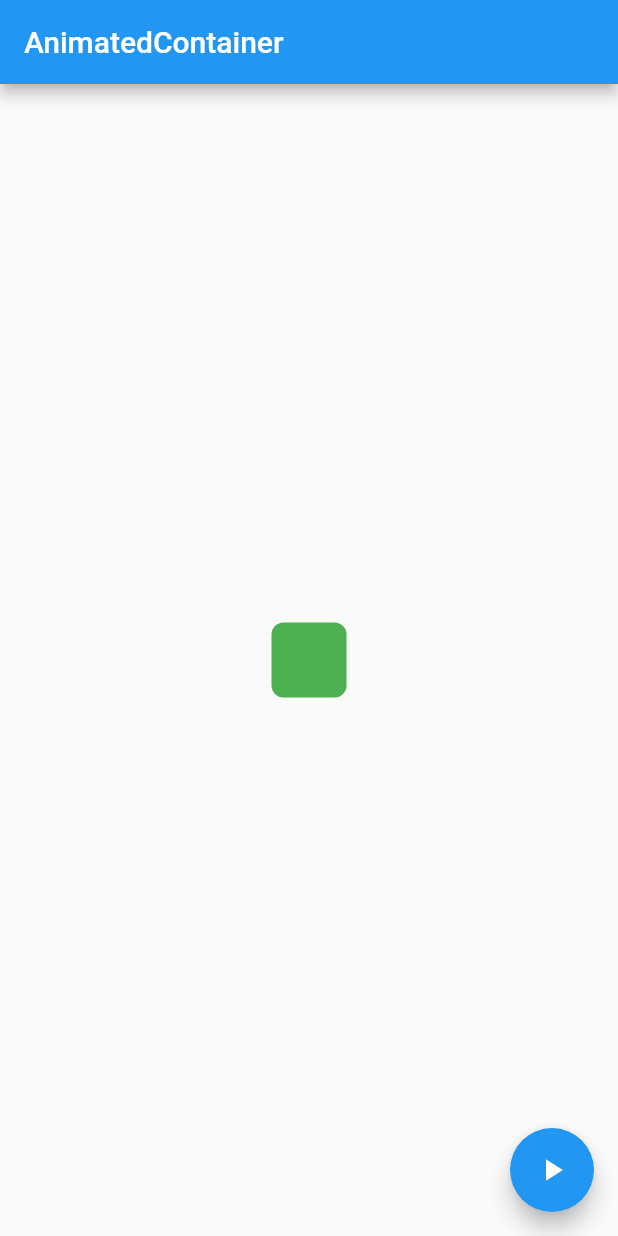
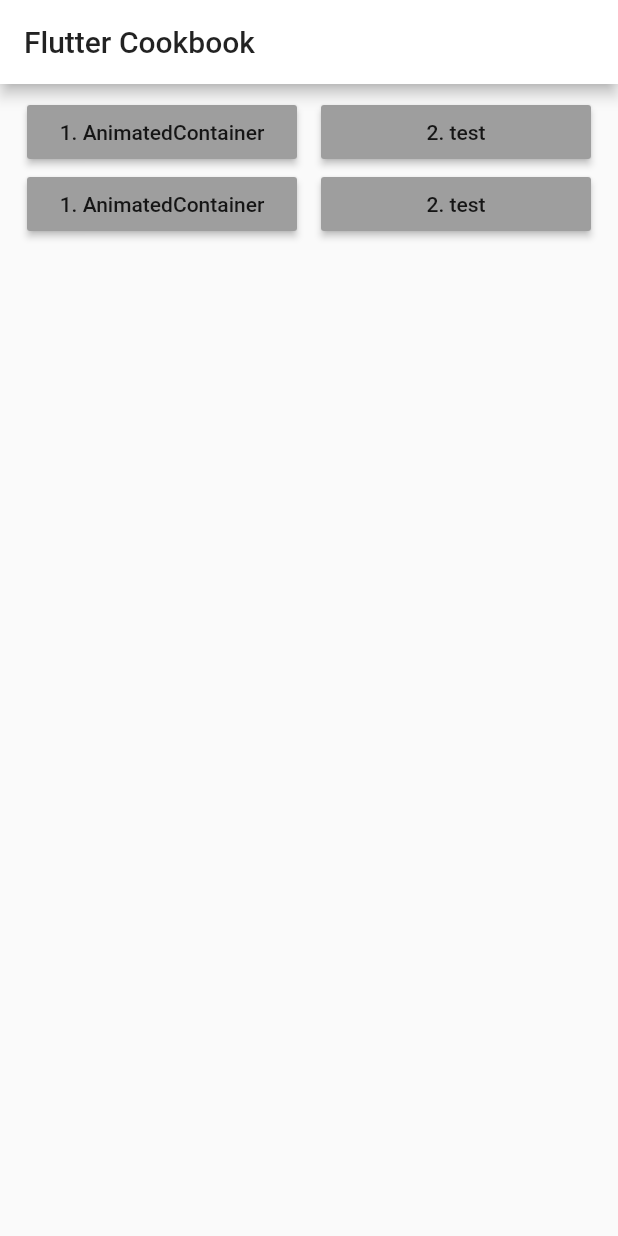
Before and after one commit to Leesunghee/flutter_cookbook, a Flutter app: the screen it shows after launch, on a phone screen of 412 x 824 dp. Run offline on Flutter 3.47's test engine with Material 2 defaults, Android fonts, the phone set to English and light mode, and no system bars.

Commit message:
add root page

```diff
--- a/lib/main.dart
+++ b/lib/main.dart
@@ -1,7 +1,9 @@
 import 'package:flutter/material.dart';
-import 'package:flutter_cookbook/MyAnimatedContainer.dart';
+import 'package:flutter_cookbook/root_page.dart';
 
-void main() => runApp(MyApp());
+void main() {
+  runApp(MyApp());
+}
 
 class MyApp extends StatelessWidget {
   // This widget is the root of your application.
@@ -10,18 +12,11 @@ class MyApp extends StatelessWidget {
     return MaterialApp(
       title: 'Flutter Demo',
       theme: ThemeData(
-        // This is the theme of your application.
-        //
-        // Try running your application with "flutter run". You'll see the
-        // application has a blue toolbar. Then, without quitting the app, try
-        // changing the primarySwatch below to Colors.green and then invoke
-        // "hot reload" (press "r" in the console where you ran "flutter run",
-        // or simply save your changes to "hot reload" in a Flutter IDE).
-        // Notice that the counter didn't reset back to zero; the application
-        // is not restarted.
         primarySwatch: Colors.blue,
+        primaryColor: Colors.white,
+        accentColor: Colors.black,
       ),
-      home: MyAnimatedContainer()
+      home: RootPage(),
     );
   }
 }
--- /dev/null
+++ b/lib/root_page.dart
@@ -0,0 +1,99 @@
+import 'package:flutter/material.dart';
+import 'package:flutter_cookbook/MyAnimatedContainer.dart';
+
+class RootPage extends StatefulWidget {
+  @override
+  _RootPageState createState() => _RootPageState();
+}
+
+class _RootPageState extends State<RootPage> {
+  @override
+  Widget build(BuildContext context) {
+    return Scaffold(
+      appBar: AppBar(
+        title: Text('Flutter Cookbook'),
+      ),
+      body: _buildBody(context),
+    );
+  }
+}
+
+Widget _buildBody(BuildContext context) {
+  return Padding(
+    padding: EdgeInsets.all(8.0),
+    child: SafeArea(
+      child: SingleChildScrollView(
+        child: Center(
+          child: Column(
+            children: <Widget>[
+              Row(
+                mainAxisAlignment: MainAxisAlignment.center,
+                children: <Widget>[
+                  SizedBox(
+                    width: 180.0,
+                    child: RaisedButton(
+                      child: Text('1. AnimatedContainer'),
+                      color: Colors.grey,
+                      onPressed: () {
+                        Navigator.push(context, MaterialPageRoute(builder: (context) {
+                          return MyAnimatedContainer();
+                        }));
+                      },
+                    ),
+                  ),
+                  Padding(
+                    padding: EdgeInsets.all(8.0),
+                  ),
+                  SizedBox(
+                    width: 180.0,
+                    child: RaisedButton(
+                      child: Text('2. test'),
+                      color: Colors.grey,
+                      onPressed: () {
+                        Navigator.push(context, MaterialPageRoute(builder: (context) {
+                          return MyAnimatedContainer();
+                        }));
+                      },
+                    ),
+                  ),
+                ],
+              ),
+              Row(
+                mainAxisAlignment: MainAxisAlignment.center,
+                children: <Widget>[
+                  SizedBox(
+                    width: 180.0,
+                    child: RaisedButton(
+                      child: Text('1. AnimatedContainer'),
+                      color: Colors.grey,
+                      onPressed: () {
+                        Navigator.push(context, MaterialPageRoute(builder: (context) {
+                          return MyAnimatedContainer();
+                        }));
+                      },
+                    ),
+                  ),
+                  Padding(
+                    padding: EdgeInsets.all(8.0),
+                  ),
+                  SizedBox(
+                    width: 180.0,
+                    child: RaisedButton(
+                      child: Text('2. test'),
+                      color: Colors.grey,
+                      onPressed: () {
+                        Navigator.push(context, MaterialPageRoute(builder: (context) {
+                          return MyAnimatedContainer();
+                        }));
+                      },
+                    ),
+                  ),
+                ],
+              ),
+            ],
+          ),
+        ),
+      ),
+    )
+  );
+}
```
